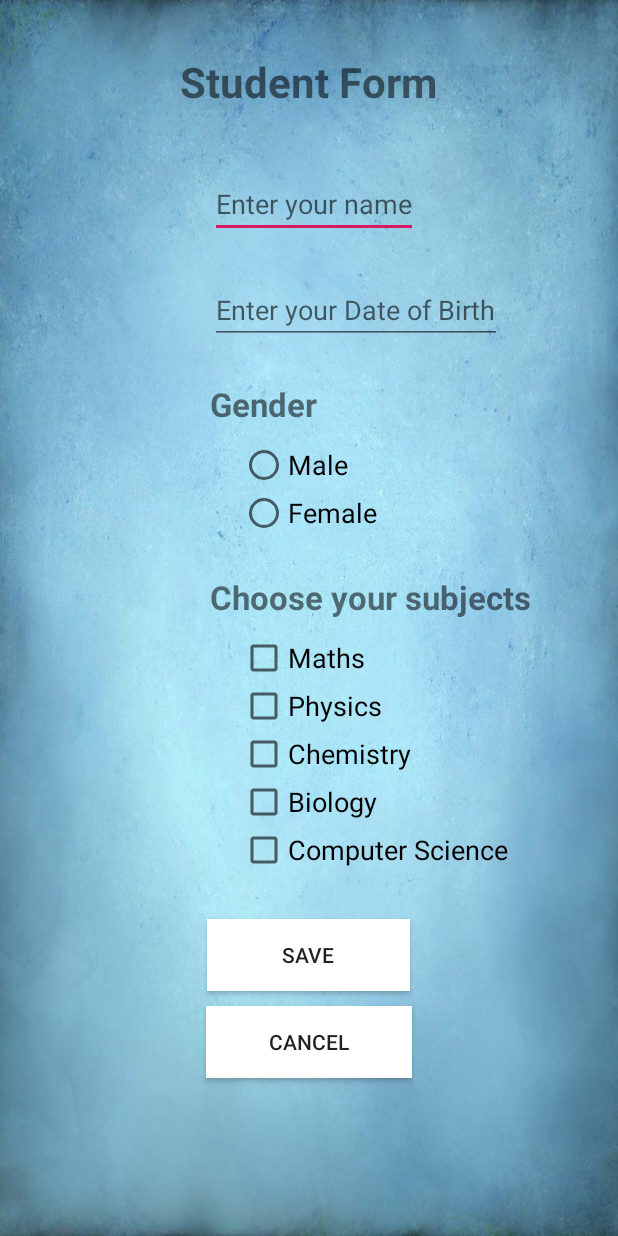
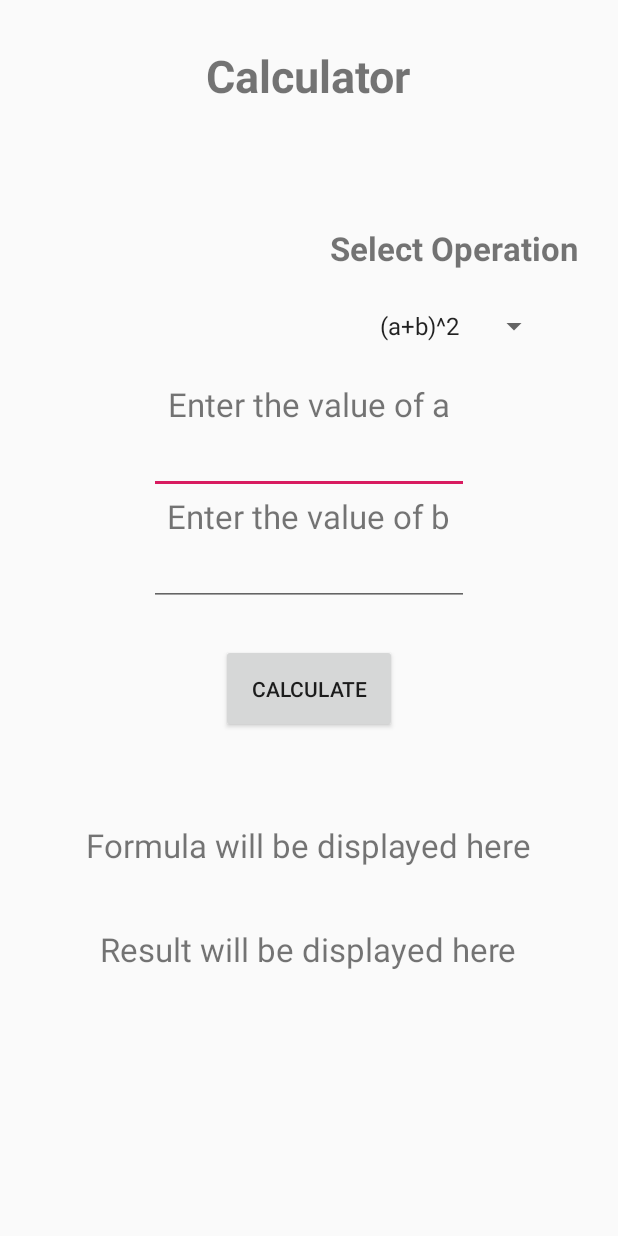
Before and after one commit to AbhinayaVijayaKumar/AndroidTutorial, an Android app: the screen it shows after launch (StudentForm before the commit, Calculator_formula after it), on a phone screen of 412 x 824 dp. Run offline under Robolectric (Android 15) with nearby library versions, the phone set to English and light mode, and no system bars.

Commit message:
New changes

```diff
--- a/JavaTutorial/app/src/main/AndroidManifest.xml
+++ b/JavaTutorial/app/src/main/AndroidManifest.xml
@@ -8,7 +8,7 @@
         android:supportsRtl="true"
         android:theme="@style/AppTheme" >
 
-        <activity android:name=".student_form.StudentForm">
+        <activity android:name=".calculator.Calculator_formula">
             <intent-filter>
                 <category android:name="android.intent.category.LAUNCHER"/>
                 <action android:name="android.intent.action.MAIN"/>
--- /dev/null
+++ b/JavaTutorial/app/src/main/java/com/example/day1/calculator/Calculator_formula.java
@@ -0,0 +1,85 @@
+package com.example.day1.calculator;
+
+import android.app.Activity;
+import android.os.Bundle;
+import android.view.View;
+import android.widget.Button;
+import android.widget.EditText;
+import android.widget.Spinner;
+import android.widget.TextView;
+import android.widget.Toast;
+
+import com.example.day1.R;
+
+public class Calculator_formula extends Activity {
+
+    Spinner sp;
+    EditText etValueofA, etValueofB;
+    TextView tvResult;
+    TextView tvFormula;
+    Button bt;
+
+    @Override
+    protected void onCreate(Bundle savedInstanceState) {
+        super.onCreate(savedInstanceState);
+        setContentView(R.layout.calculator2);
+        init();
+    }
+
+    private void init() {
+        sp = findViewById(R.id.sp_1);
+        etValueofA = findViewById(R.id.et_a);
+        etValueofB = findViewById(R.id.et_b);
+        tvResult = findViewById(R.id.tv_output);
+        tvFormula = findViewById(R.id.tv_formula);
+        bt = findViewById(R.id.bt_calculate);
+    }
+
+    public void calculate(View v){
+        String valueofA, valueofB;
+        valueofA = etValueofA.getText().toString();
+        valueofB = etValueofB.getText().toString();
+        if(valueofA.length()>0&&valueofB.length()>0) {
+            performOperation(valueofA, valueofB);
+        }
+        else
+        {
+            Toast.makeText(this,"Please make sure you enter both the values", Toast.LENGTH_LONG).show();
+        }
+    }
+
+    private void performOperation(String valueofA, String valueofB) {
+            int a = Integer.parseInt(valueofA);
+            int b = Integer.parseInt(valueofB);
+            double result = 0;
+            String formula = null;
+
+            switch (sp.getSelectedItemPosition()) {
+                case 0:
+                    result = Math.pow(a,2)+ Math.pow(b,2)+(2*a*b);
+                    tvFormula.setText("The formula is a^2+b^2+2ab");
+                    break;
+                case 1:
+                    result = Math.pow((a-b),2)+ (2*a*b);
+                    tvFormula.setText("The formula is (a-b)^2+2ab");
+                    break;
+                case 2:
+                    result = Math.pow(a,2)+ Math.pow(b,2)-(2*a*b);
+                    tvFormula.setText("The formula is a^2-b^2+2ab");
+                    break;
+                case 3:
+                    result = (a-b)*(a+b);
+                    tvFormula.setText("The formula is (a-b)*(a+b)");
+                    break;
+                case 4:
+                    result = Math.pow(a,3)+ (3*Math.pow(a,2)*b)+ (3*a*Math.pow(b,2)) + Math.pow(b,3);
+                    tvFormula.setText("The formula is a^3+3a^2b+3ab^2+b^3");
+                    break;
+                case 5:
+                    result = Math.pow(a,3) + (3*a*Math.pow(b,2)) - (3*Math.pow(a,2)*b) - Math.pow(b,3);
+                    tvFormula.setText("The formula is a^3-3a^2b+3ab^2+b^3");
+                    break;
+            }
+            tvResult.setText("The answer is " + result);
+        }
+    }
--- /dev/null
+++ b/JavaTutorial/app/src/main/res/layout/calculator2.xml
@@ -0,0 +1,97 @@
+<?xml version="1.0" encoding="utf-8"?>
+<LinearLayout xmlns:android="http://schemas.android.com/apk/res/android"
+    android:layout_width="match_parent"
+    android:layout_height="match_parent"
+    android:orientation="vertical">
+
+    <TextView
+        android:id="@+id/textView2"
+        android:layout_width="wrap_content"
+        android:layout_height="wrap_content"
+        android:layout_gravity="center_horizontal"
+        android:layout_margin="30dp"
+        android:text="Calculator"
+        android:textSize="30dp"
+        android:textStyle="bold" />
+
+    <TextView
+        android:id="@+id/tv"
+        android:layout_width="wrap_content"
+        android:layout_height="wrap_content"
+        android:layout_marginLeft="220dp"
+        android:layout_marginTop="50dp"
+        android:text="Select Operation"
+        android:textStyle="bold"
+        android:textSize="@dimen/font1" />
+
+    <Spinner
+        android:id="@+id/sp_1"
+        android:layout_width="wrap_content"
+        android:layout_height="wrap_content"
+        android:layout_marginLeft="245dp"
+        android:layout_marginTop="@dimen/space1"
+        android:entries="@array/formula" />
+
+    <TextView
+        android:id="@+id/tv_a"
+        android:layout_width="wrap_content"
+        android:layout_height="wrap_content"
+        android:text="Enter the value of a"
+        android:textSize="@dimen/font1"
+        android:layout_marginTop="@dimen/space1"
+        android:layout_gravity="center_horizontal"/>
+
+    <EditText
+        android:id="@+id/et_a"
+        android:layout_width="wrap_content"
+        android:layout_height="wrap_content"
+        android:ems="10"
+        android:inputType="number"
+        android:layout_gravity="center_horizontal"/>
+
+    <TextView
+        android:id="@+id/tv_b"
+        android:layout_width="wrap_content"
+        android:layout_height="wrap_content"
+        android:text="Enter the value of b"
+        android:textSize="@dimen/font1"
+        android:layout_gravity="center_horizontal"/>
+
+    <EditText
+        android:id="@+id/et_b"
+        android:layout_width="wrap_content"
+        android:layout_height="wrap_content"
+        android:ems="10"
+        android:inputType="number"
+        android:layout_gravity="center_horizontal"/>
+
+
+    <Button
+        android:id="@+id/bt_calculate"
+        android:layout_width="wrap_content"
+        android:layout_height="wrap_content"
+        android:layout_gravity="center_horizontal"
+        android:layout_marginTop="@dimen/space1"
+        android:text="Calculate"
+        android:onClick="calculate"
+        android:padding="20dp"/>
+
+    <TextView
+        android:id="@+id/tv_formula"
+        android:layout_width="wrap_content"
+        android:layout_height="wrap_content"
+        android:layout_marginTop="60dp"
+        android:text="Formula will be displayed here"
+        android:textSize="@dimen/font1"
+        android:layout_gravity="center_horizontal"/>
+
+    <TextView
+        android:id="@+id/tv_output"
+        android:layout_width="wrap_content"
+        android:layout_height="wrap_content"
+        android:layout_marginTop="40dp"
+        android:text="Result will be displayed here"
+        android:textSize="@dimen/font1"
+        android:layout_gravity="center_horizontal"/>
+
+</LinearLayout>
--- a/JavaTutorial/app/src/main/res/values/strings.xml
+++ b/JavaTutorial/app/src/main/res/values/strings.xml
@@ -5,4 +5,12 @@
         <item>Subtraction (x-y)</item>
         <item>Multiplication (x*y)</item>
     </string-array>
+    <string-array name="formula">
+        <item>(a+b)^2</item>
+        <item>a^2+b^2</item>
+        <item>(a-b)^2</item>
+        <item>a^2-b^2</item>
+        <item>(a+b)^3</item>
+        <item>(a-b)^3</item>
+    </string-array>
 </resources>
```
